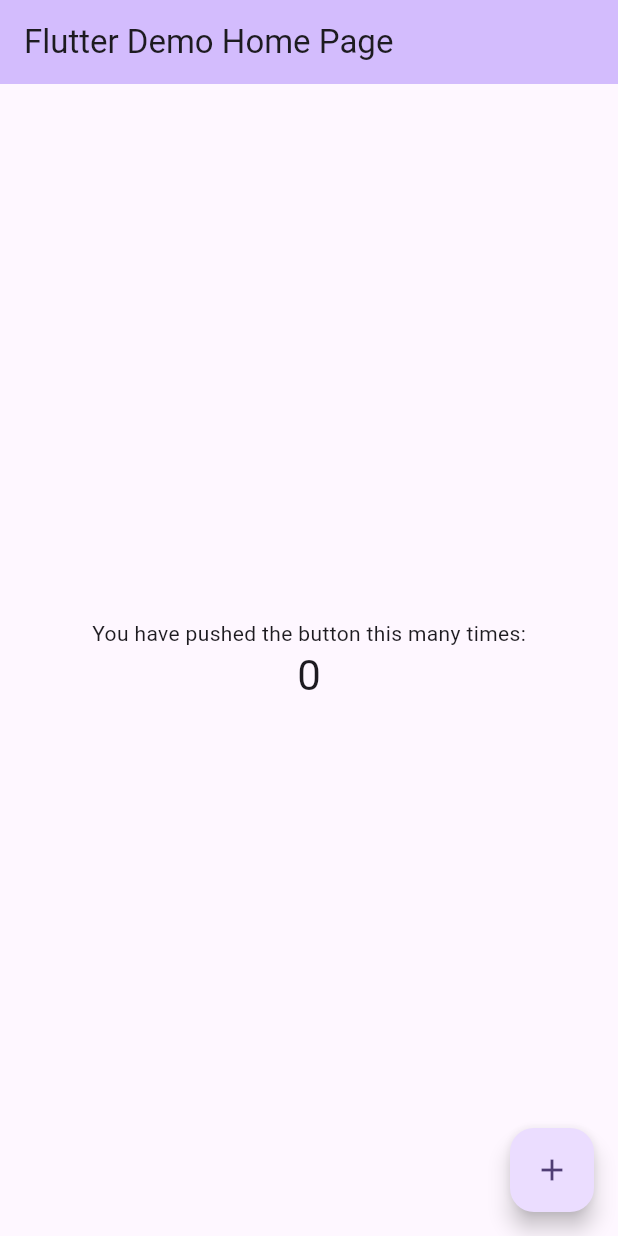
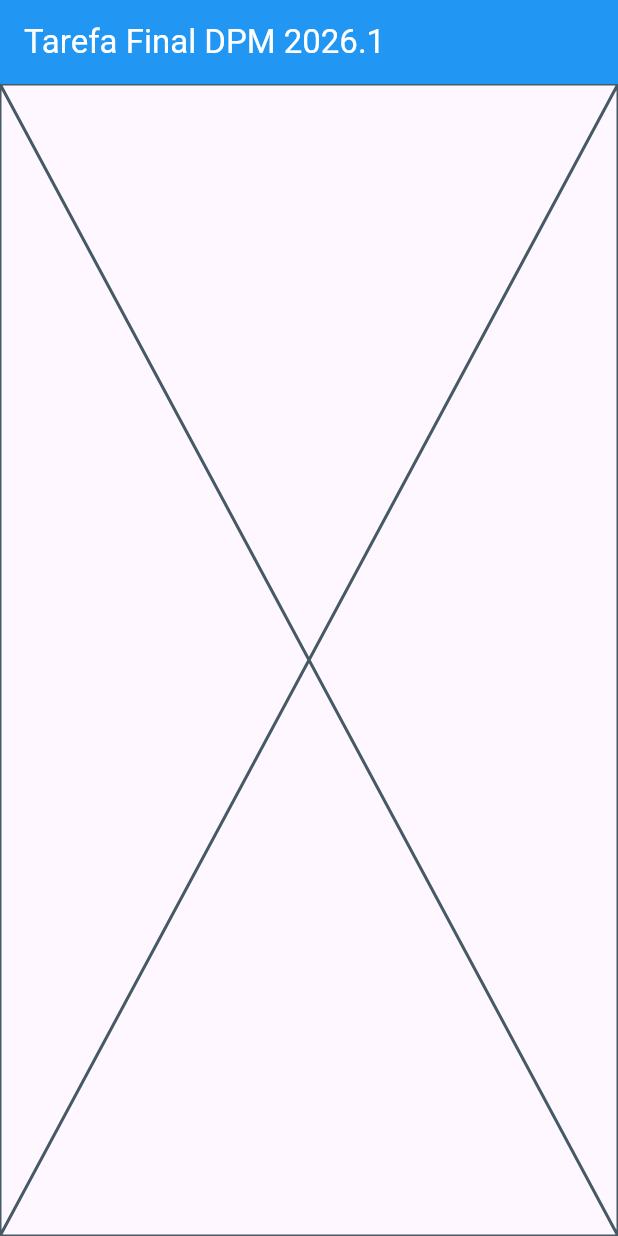
Before and after one commit to LucassSantoss/calc-media-app, a Flutter app: the screen it shows after launch, on a phone screen of 412 x 824 dp. Run offline on Flutter 3.47's test engine with Material 3 defaults, Android fonts, the phone set to English and light mode, and no system bars.

Commit message:
feat: remove template code and create calcMedia widget

```diff
--- /dev/null
+++ b/lib/components/calcMediaForm.dart
@@ -0,0 +1,15 @@
+import 'package:flutter/material.dart';
+
+class CalcMediaForm extends StatefulWidget {
+  const CalcMediaForm({super.key});
+
+  @override
+  State<CalcMediaForm> createState() => _CalcMediaFormState();
+}
+
+class _CalcMediaFormState extends State<CalcMediaForm> {
+  @override
+  Widget build(BuildContext context) {
+    return const Placeholder();
+  }
+}
--- a/lib/main.dart
+++ b/lib/main.dart
@@ -1,3 +1,4 @@
+import 'package:calc_media_app/components/calcMediaForm.dart';
 import 'package:flutter/material.dart';
 
 void main() {
@@ -7,116 +8,30 @@ void main() {
 class MyApp extends StatelessWidget {
   const MyApp({super.key});
 
-  // This widget is the root of your application.
   @override
   Widget build(BuildContext context) {
     return MaterialApp(
       title: 'Flutter Demo',
-      theme: ThemeData(
-        // This is the theme of your application.
-        //
-        // TRY THIS: Try running your application with "flutter run". You'll see
-        // the application has a purple toolbar. Then, without quitting the app,
-        // try changing the seedColor in the colorScheme below to Colors.green
-        // and then invoke "hot reload" (save your changes or press the "hot
-        // reload" button in a Flutter-supported IDE, or press "r" if you used
-        // the command line to start the app).
-        //
-        // Notice that the counter didn't reset back to zero; the application
-        // state is not lost during the reload. To reset the state, use hot
-        // restart instead.
-        //
-        // This works for code too, not just values: Most code changes can be
-        // tested with just a hot reload.
-        colorScheme: .fromSeed(seedColor: Colors.deepPurple),
-      ),
-      home: const MyHomePage(title: 'Flutter Demo Home Page'),
+      theme: ThemeData(colorScheme: .fromSeed(seedColor: Colors.deepPurple)),
+      home: const HomePage(),
     );
   }
 }
 
-class MyHomePage extends StatefulWidget {
-  const MyHomePage({super.key, required this.title});
-
-  // This widget is the home page of your application. It is stateful, meaning
-  // that it has a State object (defined below) that contains fields that affect
-  // how it looks.
-
-  // This class is the configuration for the state. It holds the values (in this
-  // case the title) provided by the parent (in this case the App widget) and
-  // used by the build method of the State. Fields in a Widget subclass are
-  // always marked "final".
-
-  final String title;
-
-  @override
-  State<MyHomePage> createState() => _MyHomePageState();
-}
-
-class _MyHomePageState extends State<MyHomePage> {
-  int _counter = 0;
-
-  void _incrementCounter() {
-    setState(() {
-      // This call to setState tells the Flutter framework that something has
-      // changed in this State, which causes it to rerun the build method below
-      // so that the display can reflect the updated values. If we changed
-      // _counter without calling setState(), then the build method would not be
-      // called again, and so nothing would appear to happen.
-      _counter++;
-    });
-  }
+class HomePage extends StatelessWidget {
+  const HomePage({super.key});
 
   @override
   Widget build(BuildContext context) {
-    // This method is rerun every time setState is called, for instance as done
-    // by the _incrementCounter method above.
-    //
-    // The Flutter framework has been optimized to make rerunning build methods
-    // fast, so that you can just rebuild anything that needs updating rather
-    // than having to individually change instances of widgets.
     return Scaffold(
       appBar: AppBar(
-        // TRY THIS: Try changing the color here to a specific color (to
-        // Colors.amber, perhaps?) and trigger a hot reload to see the AppBar
-        // change color while the other colors stay the same.
-        backgroundColor: Theme.of(context).colorScheme.inversePrimary,
-        // Here we take the value from the MyHomePage object that was created by
-        // the App.build method, and use it to set our appbar title.
-        title: Text(widget.title),
+        title: Text(
+          'Tarefa Final DPM 2026.1',
+          style: TextStyle(color: Colors.white),
+        ),
+        backgroundColor: Colors.blue,
       ),
-      body: Center(
-        // Center is a layout widget. It takes a single child and positions it
-        // in the middle of the parent.
-        child: Column(
-          // Column is also a layout widget. It takes a list of children and
-          // arranges them vertically. By default, it sizes itself to fit its
-          // children horizontally, and tries to be as tall as its parent.
-          //
-          // Column has various properties to control how it sizes itself and
-          // how it positions its children. Here we use mainAxisAlignment to
-          // center the children vertically; the main axis here is the vertical
-          // axis because Columns are vertical (the cross axis would be
-          // horizontal).
-          //
-          // TRY THIS: Invoke "debug painting" (choose the "Toggle Debug Paint"
-          // action in the IDE, or press "p" in the console), to see the
-          // wireframe for each widget.
-          mainAxisAlignment: .center,
-          children: [
-            const Text('You have pushed the button this many times:'),
-            Text(
-              '$_counter',
-              style: Theme.of(context).textTheme.headlineMedium,
-            ),
-          ],
-        ),
-      ),
-      floatingActionButton: FloatingActionButton(
-        onPressed: _incrementCounter,
-        tooltip: 'Increment',
-        child: const Icon(Icons.add),
-      ),
+      body: CalcMediaForm(),
     );
   }
 }
```
